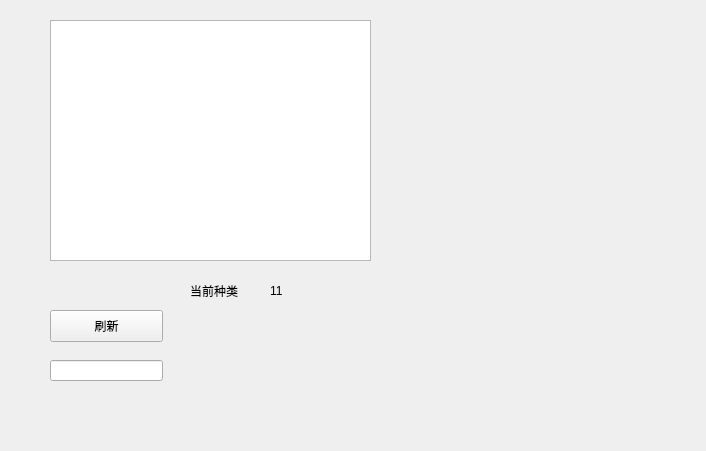
This is kind.ui in wangkeyi203/lengku as Qt 5 draws it before an edit. The edited form follows.
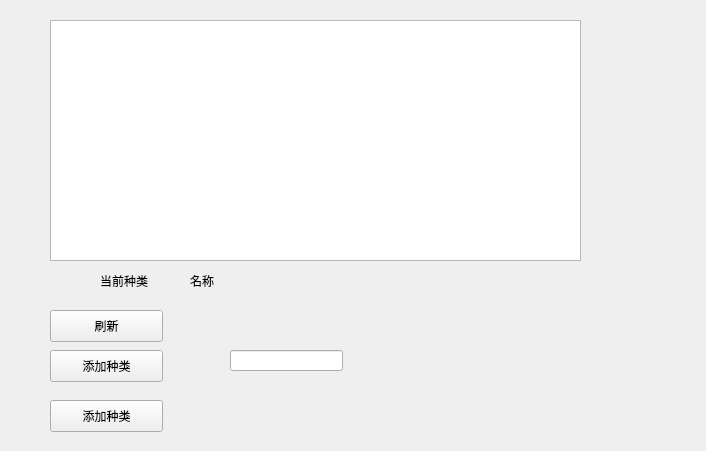
This is the edited form.

Commit message: read_cardid from socket and change ui

Patch:
```diff
--- a/kind.ui
+++ b/kind.ui
@@ -18,7 +18,7 @@
     <rect>
      <x>50</x>
      <y>20</y>
-     <width>321</width>
+     <width>531</width>
      <height>241</height>
     </rect>
    </property>
@@ -39,8 +39,8 @@
   <widget class="QLabel" name="kind_now">
    <property name="geometry">
     <rect>
-     <x>190</x>
-     <y>280</y>
+     <x>100</x>
+     <y>270</y>
      <width>61</width>
      <height>21</height>
     </rect>
@@ -52,8 +52,8 @@
   <widget class="QLineEdit" name="kind">
    <property name="geometry">
     <rect>
-     <x>50</x>
-     <y>360</y>
+     <x>230</x>
+     <y>350</y>
      <width>113</width>
      <height>21</height>
     </rect>
@@ -62,14 +62,40 @@
   <widget class="QLabel" name="kind_now_2">
    <property name="geometry">
     <rect>
-     <x>270</x>
-     <y>280</y>
+     <x>190</x>
+     <y>270</y>
      <width>61</width>
      <height>21</height>
     </rect>
    </property>
    <property name="text">
-    <string>11</string>
+    <string>名称</string>
+   </property>
+  </widget>
+  <widget class="QPushButton" name="refresh_2">
+   <property name="geometry">
+    <rect>
+     <x>50</x>
+     <y>350</y>
+     <width>113</width>
+     <height>32</height>
+    </rect>
+   </property>
+   <property name="text">
+    <string>添加种类</string>
+   </property>
+  </widget>
+  <widget class="QPushButton" name="refresh_3">
+   <property name="geometry">
+    <rect>
+     <x>50</x>
+     <y>400</y>
+     <width>113</width>
+     <height>32</height>
+    </rect>
+   </property>
+   <property name="text">
+    <string>添加种类</string>
    </property>
   </widget>
  </widget>
```
The commit also changes 5 other files.
